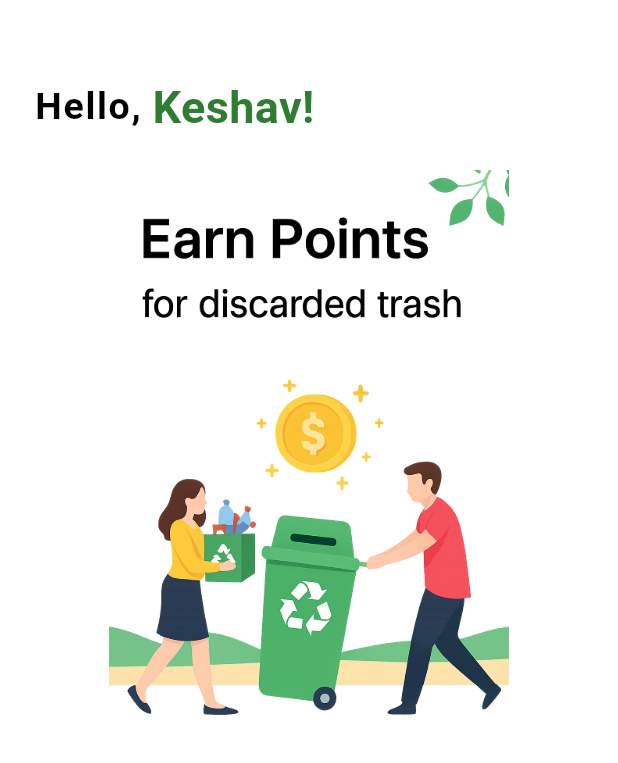
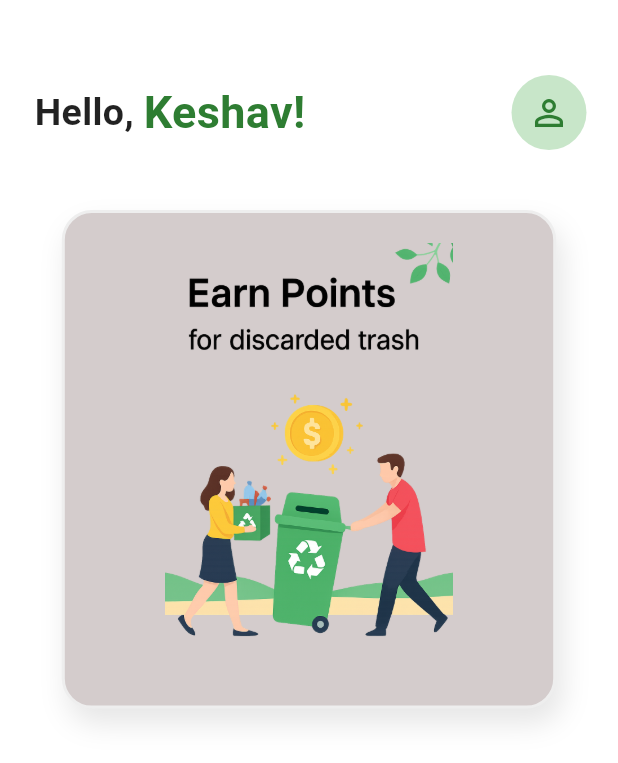
Before and after one commit to KeshKunal/Sortify, a Flutter app: the screen it shows after launch, on a phone screen of 412 x 824 dp. Shown: the top 763 px of the screen. Run offline on Flutter 3.47's test engine with Material 3 defaults, Android fonts, the phone set to English and light mode, and no system bars; Roboto replaces fonts that are missing (Poppins).

Commit message:
Home page progress 2

```diff
--- a/lib/pages/home.dart
+++ b/lib/pages/home.dart
@@ -21,19 +21,58 @@ class HomeState extends State<Home> {
               children: [
                 Padding(
                   padding: const EdgeInsets.only(left: 23.0),
-                  child:
-                      Text("Hello, ", style: AppWidget.healinetextstyle(25.0)),
+                  child: Text("Hello, ", style: AppWidget.blacktextstyle(25.0)),
                 ),
                 Text(
                   "Keshav!",
                   style: AppWidget.greentextstyle(30.0),
+                ),
+                Spacer(),
+                // A profile icon
+                Padding(
+                  padding: const EdgeInsets.only(right: 21.0),
+                  child: CircleAvatar(
+                    radius: 25,
+                    backgroundColor: Colors.green.shade100,
+                    child: Icon(
+                      Icons.person_outline,
+                      color: AppWidget.greentextstyle(35.0).color,
+                      size: 28,
+                    ),
+                  ),
                 )
               ],
             ),
-            SizedBox(height: 20.0),
+            SizedBox(height: 40.0),
+            // -- CENTRAL ILLUSTRATION --
             Center(
-                child:
-                    Image.asset("images/home1.png", height: 400.0, width: 320))
+              child: Transform.rotate(
+                angle: -0.0,
+                child: Container(
+                  width: MediaQuery.of(context).size.width * 0.80,
+                  padding: const EdgeInsets.only(
+                      left: 10, right: 10, top: 20, bottom: 20),
+                  decoration: BoxDecoration(
+                    color: const Color.fromARGB(255, 212, 204, 204),
+                    borderRadius: BorderRadius.circular(20),
+                    boxShadow: [
+                      BoxShadow(
+                        color: const Color.fromARGB(255, 0, 0, 0)
+                            .withAlpha(25), // ~10% opacity
+                        blurRadius: 15,
+                        offset: Offset(4, 10),
+                      )
+                    ],
+                    border: Border.all(color: Colors.grey.shade200, width: 2),
+                  ),
+                  child: Image.asset(
+                    "images/home1.png",
+                    height: MediaQuery.of(context).size.height * 0.35,
+                    fit: BoxFit.contain,
+                  ),
+                ),
+              ),
+            ),
           ],
         ),
       ),
```
